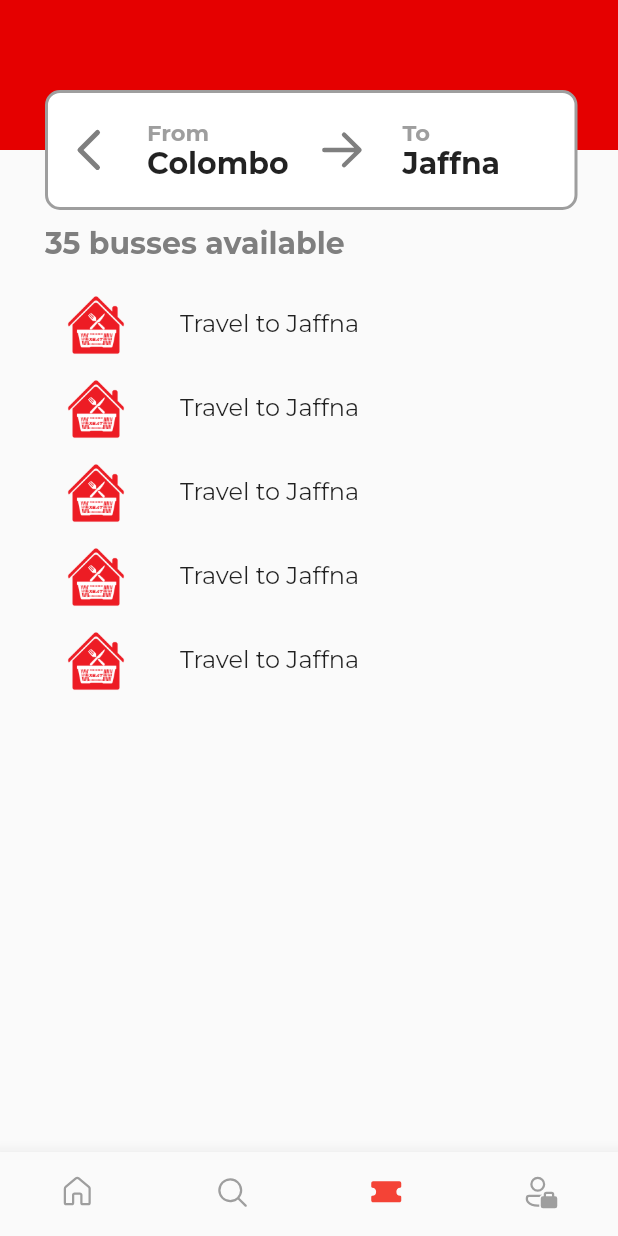
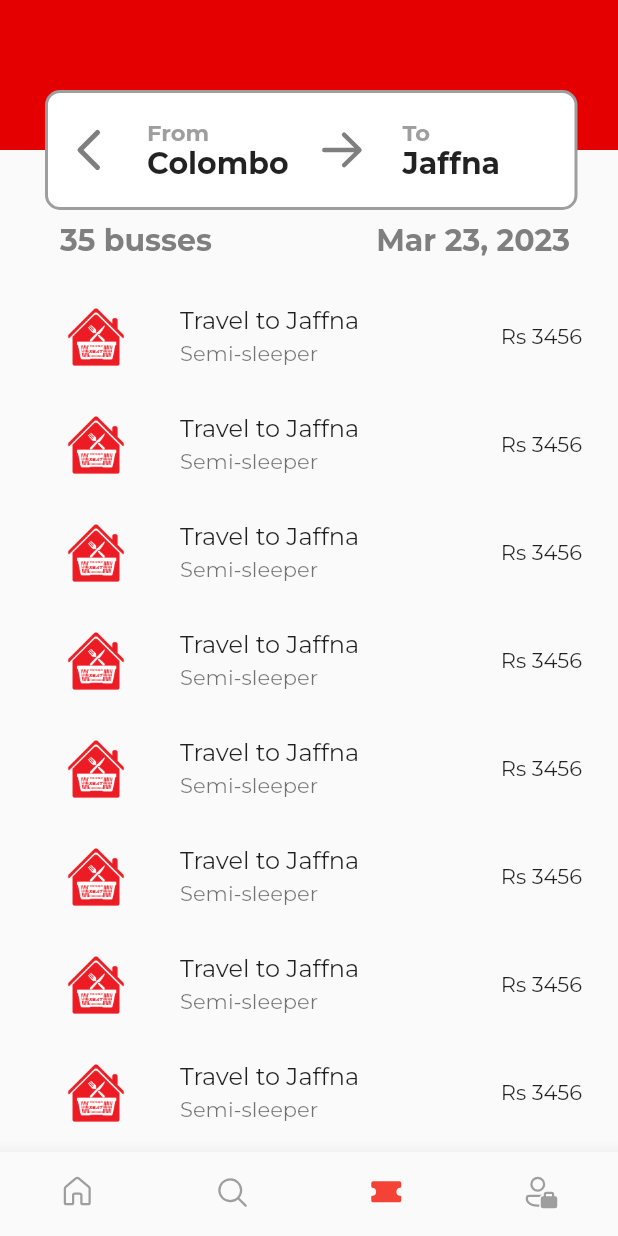
Before and after one commit to rajeshkumarramaswamy/appcheckbus, a Flutter app: the screen it shows after launch, on a phone screen of 412 x 824 dp. Run offline on Flutter 3.47's test engine with Material 2 defaults, Android fonts, the phone set to English and light mode, and no system bars; our stand-ins replace fluentui_icons; missing offline and left inert: dart:ffi.

```diff
--- a/lib/screens/bus_items.dart
+++ b/lib/screens/bus_items.dart
@@ -15,10 +15,7 @@ class _BusItemsState extends State<BusItems> {
   void _gotoDetailsPage(BuildContext context) {
     Navigator.of(context).push(MaterialPageRoute<void>(
       builder: (BuildContext context) => Scaffold(
-        appBar: AppBar(
-          title: const Text('Second Page'),
-          backgroundColor: Colors.white,
-        ),
+        appBar: AppBar(),
         body: Center(
           child: Hero(
             createRectTween: (Rect? begin, Rect? end) {
@@ -59,6 +56,8 @@ class _BusItemsState extends State<BusItems> {
                       image: AssetImage("assets/images/xeat_logo.png"))),
             )),
         title: Text("Travel to Jaffna"),
+        subtitle: Text("Semi-sleeper"),
+        trailing: Text("Rs 3456"),
         onTap: () => _gotoDetailsPage(context));
   }
 }
--- a/lib/screens/bus_list.dart
+++ b/lib/screens/bus_list.dart
@@ -104,17 +104,34 @@ class _BusListState extends State<BusList> {
           ),
         ),
         Positioned(
-          top: 150,
-          left: 30,
-          width: 355,
+          top: 130,
+          left: 40,
+          width: 340,
           height: 80,
-          child: Container(
-            child: Text(
-              "35 busses available",
-              style: TextStyle(
-                  color: ProjectTheme.appGrey,
-                  fontWeight: FontWeight.bold,
-                  fontSize: 20),
+          child: Padding(
+            padding: const EdgeInsets.only(bottom: 20.0),
+            child: Row(
+              mainAxisAlignment: MainAxisAlignment.spaceBetween,
+              children: [
+                Container(
+                  child: Text(
+                    "35 busses",
+                    style: TextStyle(
+                        color: ProjectTheme.appGrey,
+                        fontWeight: FontWeight.bold,
+                        fontSize: 20),
+                  ),
+                ),
+                Container(
+                  child: Text(
+                    "Mar 23, 2023",
+                    style: TextStyle(
+                        color: ProjectTheme.appGrey,
+                        fontWeight: FontWeight.bold,
+                        fontSize: 20),
+                  ),
+                )
+              ],
             ),
           ),
         ),
@@ -131,40 +148,21 @@ class _BusListState extends State<BusList> {
               BusItems(),
               BusItems(),
               BusItems(),
+              BusItems(),
+              BusItems(),
+              BusItems(),
+              BusItems(),
+              BusItems(),
+              BusItems(),
+              BusItems(),
+              BusItems(),
+              BusItems(),
+              BusItems(),
+              BusItems(),
+              BusItems(),
             ],
           ),
         ),
-
-        // Positioned(
-        //   top: 180,
-        //   child: Container(
-        //     child: Column(
-        //       children: [
-        //         Container(
-        //           decoration: BoxDecoration(
-        //             border: Border.all(width: 2.0, color: ProjectTheme.appGrey),
-        //             borderRadius: BorderRadius.circular(20),
-        //             color: Colors.white,
-        //           ),
-        //           child: Row(
-        //             children: [
-        //               IconButton(
-        //                 iconSize: 30,
-        //                 icon: const Icon(
-        //                     FluentSystemIcons.ic_fluent_arrow_up_right_filled),
-        //                 color: ProjectTheme.appGrey,
-        //                 onPressed: () {},
-        //               ),
-        //             ],
-        //           ),
-        //         ),
-        //         Text("hjhdsjdhsjdh"),
-        //         Text("hjhdsjdhsjdh"),
-        //         Text("hjhdsjdhsjdh"),
-        //       ],
-        //     ),
-        //   ),
-        // )
       ],
     );
   }
```
